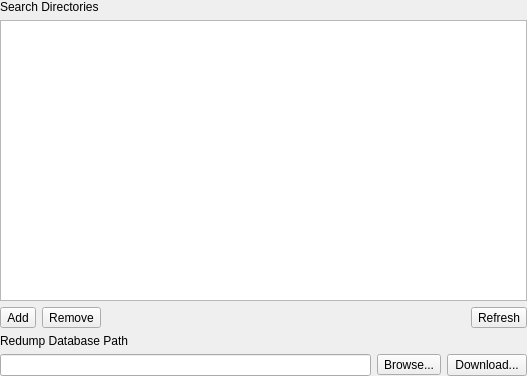
Old version of the form src/duckstation-qt/gamelistsettingswidget.ui in the repository kofxi3584karlayang/duckstation.
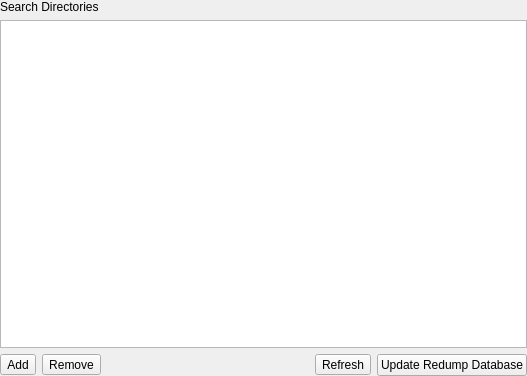
New version of the form. Icons and pictures are not drawn.

Commit message: GameList: Auto set cache/database path from user directory

```diff
--- a/src/duckstation-qt/gamelistsettingswidget.ui
+++ b/src/duckstation-qt/gamelistsettingswidget.ui
@@ -95,44 +95,13 @@
          </property>
         </widget>
        </item>
-      </layout>
-     </item>
-     <item>
-      <widget class="QLabel" name="label_2">
-       <property name="text">
-        <string>Redump Database Path</string>
-       </property>
-      </widget>
-     </item>
-     <item>
-      <layout class="QHBoxLayout" name="horizontalLayout_2">
        <item>
-        <widget class="QLineEdit" name="redumpDatabasePath"/>
-       </item>
-       <item>
-        <widget class="QToolButton" name="browseRedumpPath">
+        <widget class="QPushButton" name="updateRedumpDatabase">
          <property name="text">
-          <string>Browse...</string>
+          <string>Update Redump Database</string>
          </property>
          <property name="icon">
-          <iconset resource="icons.qrc">
-           <normaloff>:/icons/system-search.png</normaloff>:/icons/system-search.png</iconset>
-         </property>
-         <property name="toolButtonStyle">
-          <enum>Qt::ToolButtonTextBesideIcon</enum>
-         </property>
-         <property name="autoRaise">
-          <bool>false</bool>
-         </property>
-        </widget>
-       </item>
-       <item>
-        <widget class="QPushButton" name="downloadRedumpDatabase">
-         <property name="text">
-          <string>Download...</string>
-         </property>
-         <property name="icon">
-          <iconset resource="icons.qrc">
+          <iconset resource="resources/icons.qrc">
            <normaloff>:/icons/applications-internet.png</normaloff>:/icons/applications-internet.png</iconset>
          </property>
         </widget>
```
Left out of the diff: 8 changed lines with no effect on the pictures. The commit also changes 8 other files.
